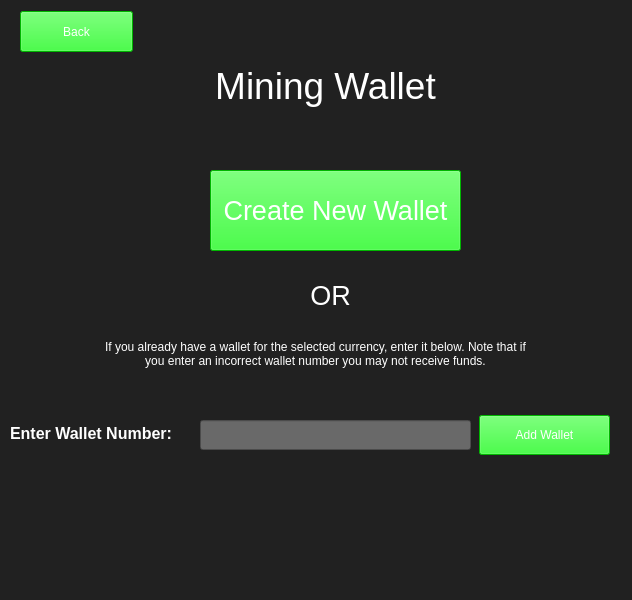
The window that Mr.Mining/MikeTheMiner/MiningWallet.ui (patel344/Mr.Miner) describes before a commit, drawn with Qt 5.
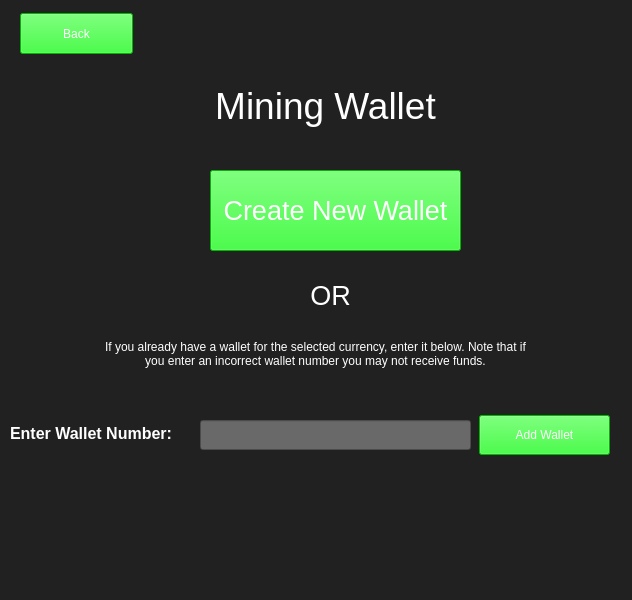
The same window after the commit. Icons and pictures are not drawn.

What changed in the file:
```diff
--- a/Mr.Mining/MikeTheMiner/MiningWallet.ui
+++ b/Mr.Mining/MikeTheMiner/MiningWallet.ui
@@ -21,7 +21,7 @@
    <property name="geometry">
     <rect>
      <x>100</x>
-     <y>60</y>
+     <y>80</y>
      <width>451</width>
      <height>51</height>
     </rect>
@@ -171,7 +171,7 @@
    <property name="geometry">
     <rect>
      <x>20</x>
-     <y>11</y>
+     <y>13</y>
      <width>113</width>
      <height>41</height>
     </rect>
```
Left out of the diff: 286 changed lines with no effect on the pictures.
